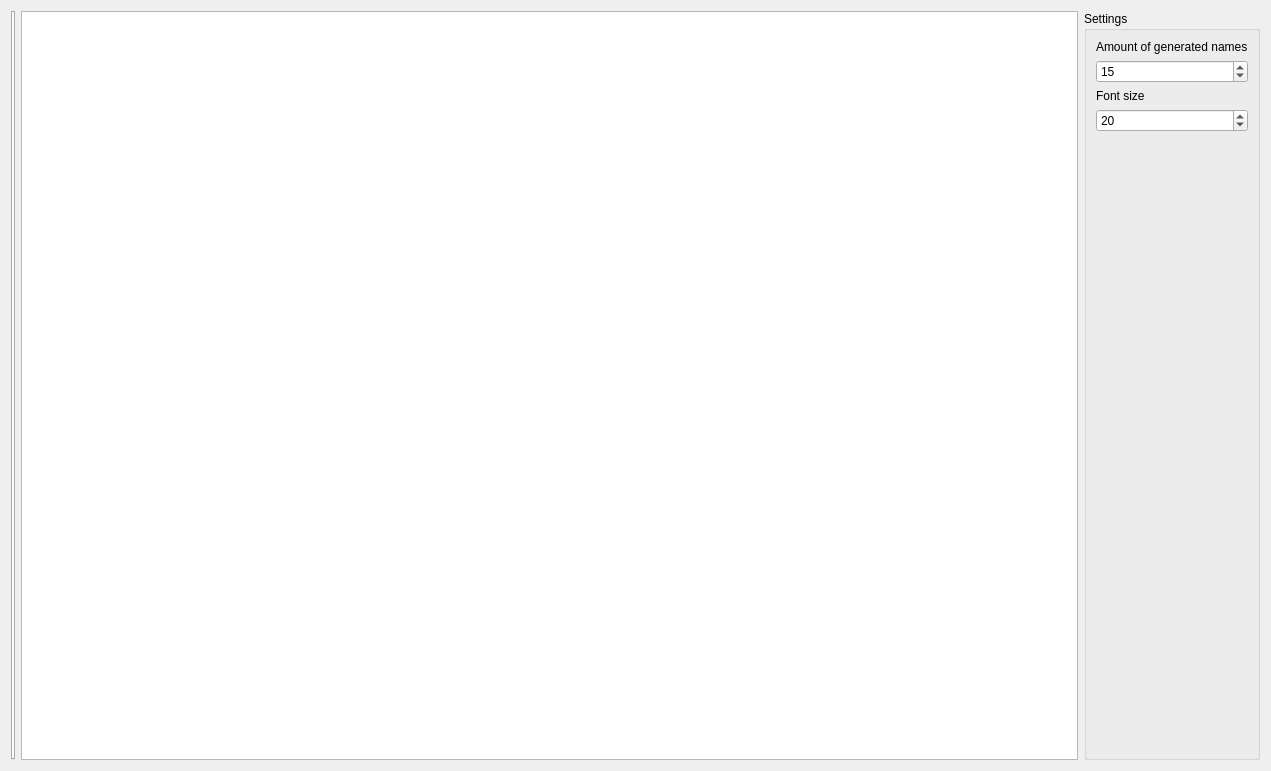
PhilInTheGaps/GM-Companion, file generators/namegenerator.ui: the form before one commit.
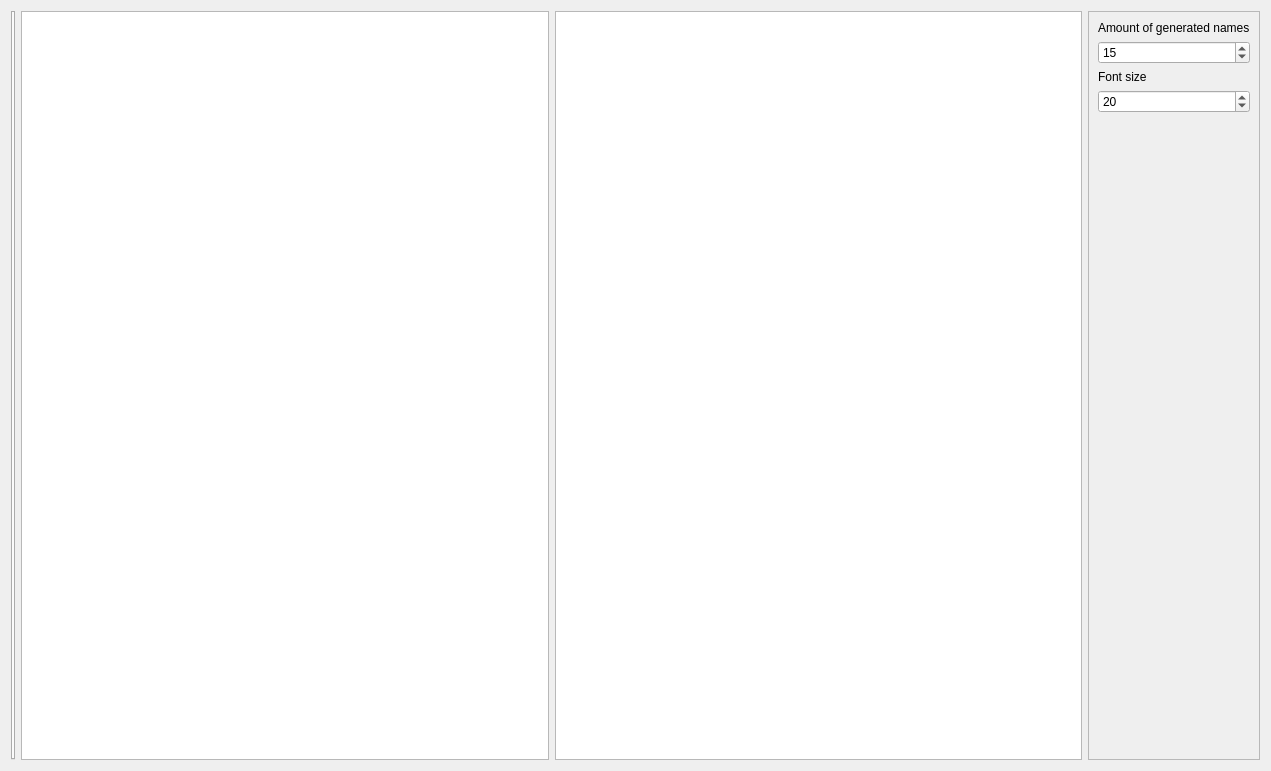
The form after the commit.

```diff
--- a/generators/namegenerator.ui
+++ b/generators/namegenerator.ui
@@ -31,17 +31,17 @@
     <widget class="QTextEdit" name="textEdit_names"/>
    </item>
    <item>
-    <widget class="QGroupBox" name="groupBox_settings">
-     <property name="sizePolicy">
-      <sizepolicy hsizetype="Maximum" vsizetype="Preferred">
-       <horstretch>0</horstretch>
-       <verstretch>0</verstretch>
-      </sizepolicy>
+    <widget class="QTextEdit" name="textEdit_female"/>
+   </item>
+   <item>
+    <widget class="QFrame" name="frame">
+     <property name="frameShape">
+      <enum>QFrame::StyledPanel</enum>
      </property>
-     <property name="title">
-      <string>Settings</string>
+     <property name="frameShadow">
+      <enum>QFrame::Raised</enum>
      </property>
-     <layout class="QVBoxLayout" name="verticalLayout">
+     <layout class="QVBoxLayout" name="verticalLayout_2">
       <item>
        <widget class="QLabel" name="label">
         <property name="text">
@@ -90,7 +90,7 @@
         <property name="sizeHint" stdset="0">
          <size>
           <width>20</width>
-          <height>40</height>
+          <height>634</height>
          </size>
         </property>
        </spacer>
```
Left out of the diff: 2 changed lines with no effect on the pictures.
